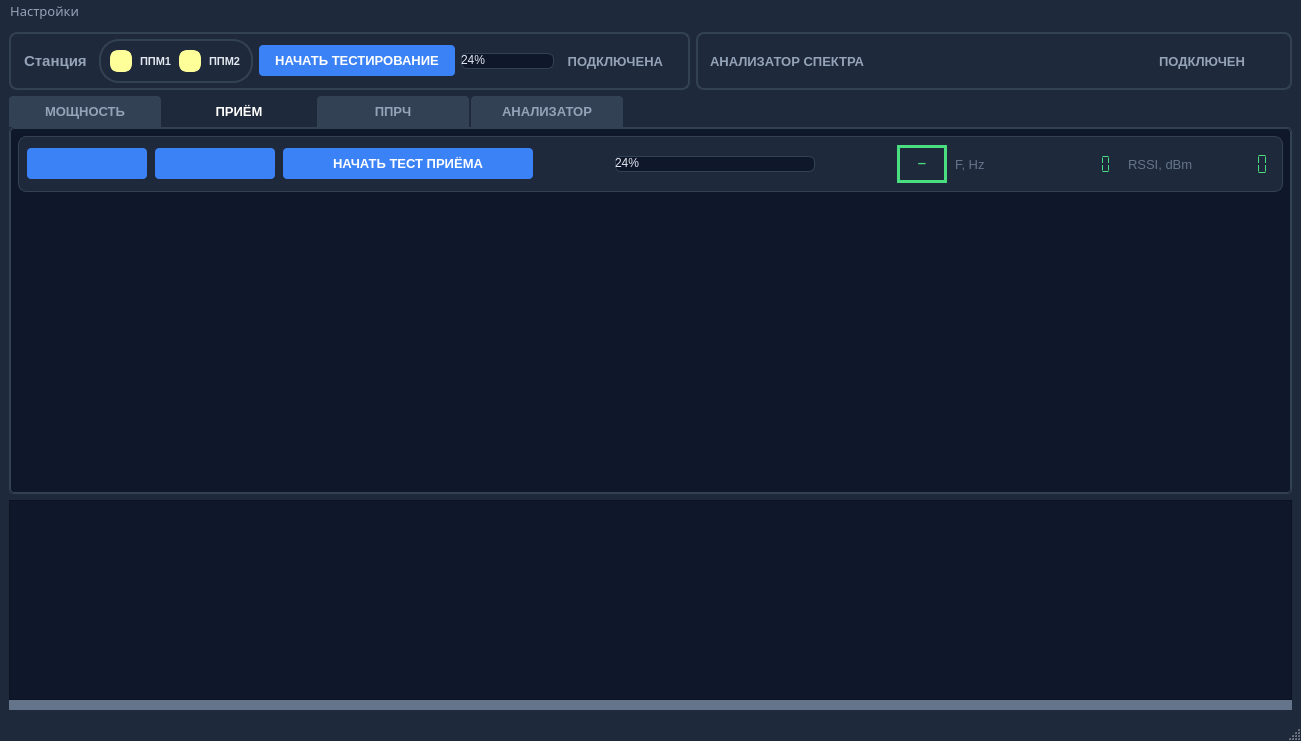
This is mainwindow.ui in vitalisimys/Check_station as Qt 5 draws it before an edit. The edited form follows.
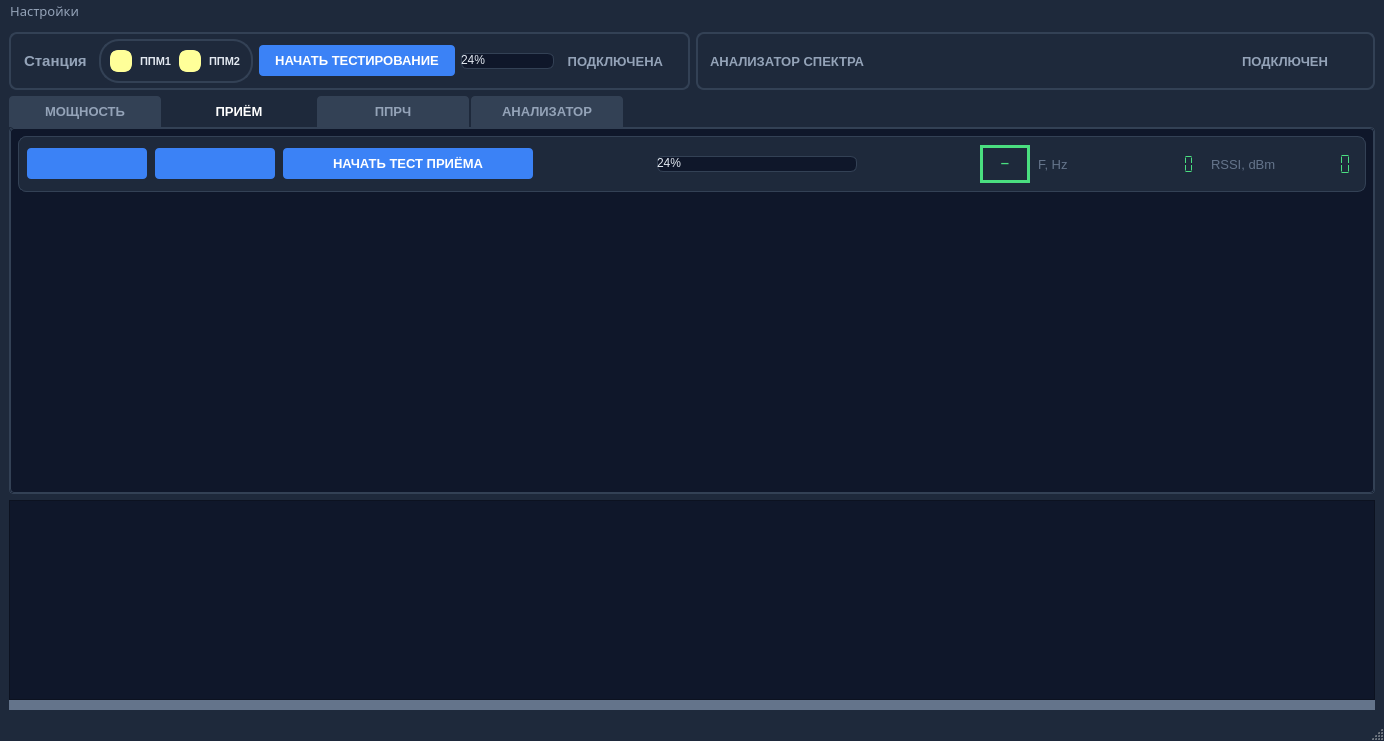
This is the edited form. Icons and pictures are not drawn. Custom widgets are drawn as their Qt base class.

Diff of the .ui file:
```diff
--- a/mainwindow.ui
+++ b/mainwindow.ui
@@ -9,7 +9,7 @@
    <rect>
     <x>0</x>
     <y>0</y>
-    <width>1301</width>
+    <width>1384</width>
     <height>741</height>
    </rect>
   </property>
@@ -1065,6 +1065,67 @@
 }
 #scrollAreaRecieve QWidget#scrollAreaWidgetContentsRecieve {
     background: transparent;
+}
+
+/* Scrollbars: same style as logTextEdit */
+QScrollBar:vertical {
+    width: 16px;
+    background: qlineargradient(x1:0, y1:0, x2:0, y2:1, stop:0 #333333, stop:1 #1A1A1A);
+    margin: 16px 0 16px 0;
+}
+QScrollBar::handle:vertical {
+    background: #1e293b;
+    min-height: 20px;
+    border-radius: 8px;
+}
+QScrollBar::handle:vertical:hover {
+    background: qlineargradient(x1:0, y1:0, x2:0, y2:1, stop:0 #5A5A5A, stop:1 #444444);
+}
+QScrollBar::add-line:vertical {
+    height: 16px;
+    subcontrol-position: bottom;
+    subcontrol-origin: margin;
+    image: url(:/caret-down.svg);
+}
+QScrollBar::sub-line:vertical {
+    height: 16px;
+    subcontrol-position: top;
+    subcontrol-origin: margin;
+    image: url(:/caret-up.svg);
+}
+QScrollBar::add-page:vertical,
+QScrollBar::sub-page:vertical {
+    background: none;
+}
+
+QScrollBar:horizontal {
+    height: 16px;
+    background: qlineargradient(x1:0, y1:0, x2:1, y2:0, stop:0 #333333, stop:1 #1A1A1A);
+    margin: 0 16px 0 16px;
+}
+QScrollBar::handle:horizontal {
+    background: #1e293b;
+    min-width: 20px;
+    border-radius: 8px;
+}
+QScrollBar::handle:horizontal:hover {
+    background: qlineargradient(x1:0, y1:0, x2:1, y2:0, stop:0 #5A5A5A, stop:1 #444444);
+}
+QScrollBar::add-line:horizontal {
+    width: 16px;
+    subcontrol-position: right;
+    subcontrol-origin: margin;
+    image: url(:/caret-down.svg);
+}
+QScrollBar::sub-line:horizontal {
+    width: 16px;
+    subcontrol-position: left;
+    subcontrol-origin: margin;
+    image: url(:/caret-up.svg);
+}
+QScrollBar::add-page:horizontal,
+QScrollBar::sub-page:horizontal {
+    background: none;
 }</string>
           </property>
           <property name="frameShape">
@@ -1078,7 +1139,7 @@
             <rect>
              <x>0</x>
              <y>0</y>
-             <width>1265</width>
+             <width>1348</width>
              <height>346</height>
             </rect>
            </property>
@@ -1450,11 +1511,9 @@
                    </property>
                    <property name="styleSheet">
                     <string notr="true">QLCDNumber {
-    background-color: #1e293b;/*#0f172a;*/
+    background-color: #1e293b;
     color: #4ade80;
-    /*border: 1px solid #334155;*/
-    /*border-radius: 20px;*/
-    padding: 0px 4px;
+    padding: 2px 6px;
     font-family: Consolas;
     font-weight: bold;
 }</string>
@@ -2757,7 +2816,7 @@
     <rect>
      <x>0</x>
      <y>0</y>
-     <width>1301</width>
+     <width>1384</width>
      <height>21</height>
     </rect>
    </property>
```
Left out of the diff: 4 changed lines with no effect on the pictures.
